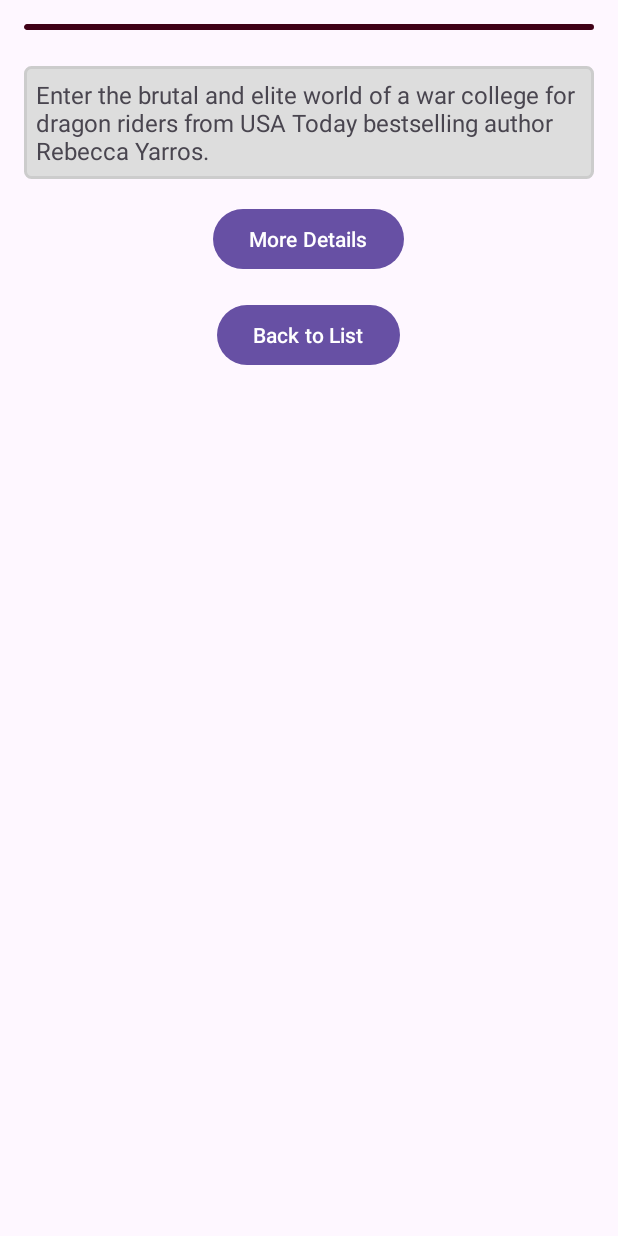
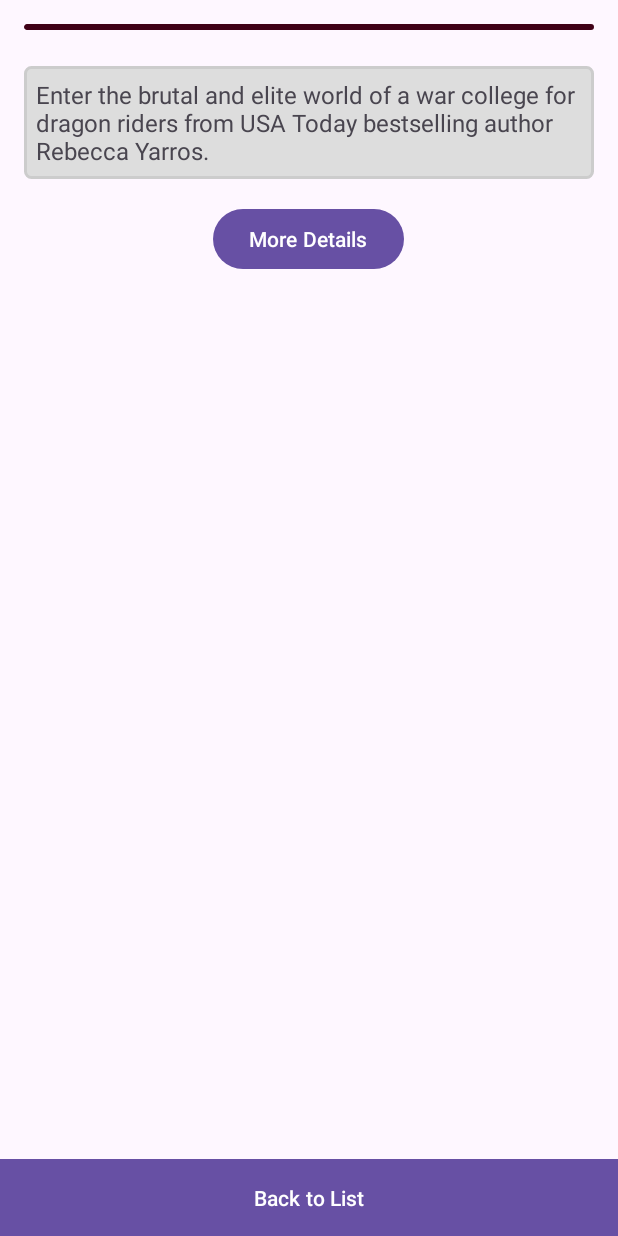
Before and after one commit to MariaBiserica/Android-Book-Club-Multiple-Activity-App, an Android app: the screen it shows after launch (BookDetailsActivity2), after a tap on "Fourth Wing", on a phone screen of 412 x 824 dp. Run offline under Robolectric (Android 15) with nearby library versions, the phone set to English and light mode, and no system bars.

Commit message:
Updated book details and coordinated app layout.

```diff
--- a/BookClubMultipleActivityApp/app/src/main/res/layout/activity_book_details.xml
+++ b/BookClubMultipleActivityApp/app/src/main/res/layout/activity_book_details.xml
@@ -1,6 +1,13 @@
-<ScrollView xmlns:android="http://schemas.android.com/apk/res/android"
+<?xml version="1.0" encoding="utf-8"?>
+<RelativeLayout xmlns:android="http://schemas.android.com/apk/res/android"
+    android:layout_width="match_parent"
+    android:layout_height="match_parent">
+
+    <ScrollView
+        android:id="@+id/scrollView"
         android:layout_width="match_parent"
         android:layout_height="match_parent"
+        android:layout_above="@+id/backButton"
         android:fillViewport="true">
 
         <LinearLayout
@@ -44,13 +51,17 @@
                 android:layout_marginTop="16dp"
                 android:layout_gravity="center_horizontal"/>
 
+        </LinearLayout>
+    </ScrollView>
+
     <Button
         android:id="@+id/backButton"
-            android:layout_width="wrap_content"
+        android:layout_width="match_parent"
         android:layout_height="wrap_content"
+        android:layout_alignParentBottom="true"
         android:text="Back to List"
-            android:layout_marginTop="16dp"
-            android:layout_gravity="center_horizontal"/>
+        android:background="@color/green"
+        android:padding="12dp"
+        android:textAllCaps="false" />
 
-    </LinearLayout>
-</ScrollView>
+</RelativeLayout>
--- a/BookClubMultipleActivityApp/app/src/main/res/layout/activity_book_details_extended.xml
+++ b/BookClubMultipleActivityApp/app/src/main/res/layout/activity_book_details_extended.xml
@@ -94,7 +94,7 @@
                 android:id="@+id/view_reviews_button"
                 android:layout_width="wrap_content"
                 android:layout_height="wrap_content"
-                android:text="View Reviews"
+                android:text="View Reviews and More"
                 android:layout_marginTop="8dp"/>
         </LinearLayout>
     </ScrollView>
--- a/BookClubMultipleActivityApp/app/src/main/res/layout/activity_web_info.xml
+++ b/BookClubMultipleActivityApp/app/src/main/res/layout/activity_web_info.xml
@@ -13,6 +13,9 @@
         android:layout_width="match_parent"
         android:layout_height="wrap_content"
         android:layout_alignParentBottom="true"
-        android:text="Go Back" />
+        android:text="Go Back"
+        android:background="@color/green"
+        android:padding="12dp"
+        android:textAllCaps="false" />
 
 </RelativeLayout>
--- a/BookClubMultipleActivityApp/app/src/main/res/xml/books_data.xml
+++ b/BookClubMultipleActivityApp/app/src/main/res/xml/books_data.xml
@@ -1,7 +1,7 @@
 <?xml version="1.0" encoding="utf-8"?>
 <!DOCTYPE books [
     <!ELEMENT books (book)*>
-    <!ELEMENT book (title, author, genre, icon, cover, briefDescription, fullDescription, rating, numberOfRatings, numberOfReviews, numberOfPages, publishingDate)*>
+    <!ELEMENT book (title, author, genre, icon, cover, briefDescription, fullDescription, rating, numberOfRatings, numberOfReviews, numberOfPages, publishingDate, reviewUrl)*>
     <!ELEMENT title (#PCDATA)>
     <!ELEMENT author (#PCDATA)>
     <!ELEMENT genre (#PCDATA)>
@@ -14,6 +14,7 @@
     <!ELEMENT numberOfReviews (#PCDATA)>
     <!ELEMENT numberOfPages (#PCDATA)>
     <!ELEMENT publishingDate (#PCDATA)>
+    <!ELEMENT reviewUrl (#PCDATA)>
     ]>
 <books>
     <book>
@@ -41,6 +42,7 @@
         <numberOfReviews>199534</numberOfReviews>
         <numberOfPages>498</numberOfPages>
         <publishingDate>May 2, 2023</publishingDate>
+        <reviewUrl>https://www.goodreads.com/book/show/61431922-fourth-wing?ref=nav_sb_ss_2_7</reviewUrl>
     </book>
     <book>
         <title>Happy Place</title>
@@ -63,6 +65,7 @@
         <numberOfReviews>92470</numberOfReviews>
         <numberOfPages>400</numberOfPages>
         <publishingDate>April 25, 2023</publishingDate>
+        <reviewUrl>https://www.goodreads.com/book/show/61718053-happy-place?ref=nav_sb_ss_1_7</reviewUrl>
     </book>
     <book>
         <title>Iron Flame</title>
@@ -87,6 +90,7 @@
         <numberOfReviews>106034</numberOfReviews>
         <numberOfPages>640</numberOfPages>
         <publishingDate>November 7, 2023</publishingDate>
+        <reviewUrl>https://www.goodreads.com/book/show/90202302-iron-flame?ref=nav_sb_ss_1_7</reviewUrl>
     </book>
     <book>
         <title>The Housemaid's Secret</title>
@@ -105,6 +109,7 @@
         <numberOfReviews>33632</numberOfReviews>
         <numberOfPages>318</numberOfPages>
         <publishingDate>February 15, 2023</publishingDate>
+        <reviewUrl>https://www.goodreads.com/book/show/62848145-the-housemaid-s-secret?ref=nav_sb_ss_2_12</reviewUrl>
     </book>
     <book>
         <title>The Gilded Wolves</title>
@@ -125,6 +130,7 @@
         <numberOfReviews>10291</numberOfReviews>
         <numberOfPages>388</numberOfPages>
         <publishingDate>January 15, 2019</publishingDate>
+        <reviewUrl>https://www.goodreads.com/book/show/39863498-the-gilded-wolves?ref=nav_sb_ss_2_10</reviewUrl>
     </book>
     <book>
         <title>The Echo Wife</title>
@@ -151,6 +157,7 @@
         <numberOfReviews>5915</numberOfReviews>
         <numberOfPages>256</numberOfPages>
         <publishingDate>February 16, 2021</publishingDate>
+        <reviewUrl>https://www.goodreads.com/book/show/52379735-the-echo-wife?ref=nav_sb_ss_1_13</reviewUrl>
     </book>
     <book>
         <title>The Hawthorne Legacy</title>
@@ -171,6 +178,7 @@
         <numberOfReviews>42062</numberOfReviews>
         <numberOfPages>380</numberOfPages>
         <publishingDate>September 7, 2021</publishingDate>
+        <reviewUrl>https://www.goodreads.com/book/show/50531218-the-hawthorne-legacy?ref=nav_sb_ss_3_7</reviewUrl>
     </book>
     <book>
         <title>The Book of Accidents</title>
@@ -197,6 +205,7 @@
         <numberOfReviews>3716</numberOfReviews>
         <numberOfPages>530</numberOfPages>
         <publishingDate>July 20, 2021</publishingDate>
+        <reviewUrl>https://www.goodreads.com/book/show/55782435-the-book-of-accidents?ref=nav_sb_ss_1_16</reviewUrl>
     </book>
     <book>
         <title>The Heart Principle</title>
@@ -215,6 +224,7 @@
         <numberOfReviews>15727</numberOfReviews>
         <numberOfPages>339</numberOfPages>
         <publishingDate>August 31, 2021</publishingDate>
+        <reviewUrl>https://www.goodreads.com/book/show/50056075-the-heart-principle?ref=nav_sb_ss_1_16</reviewUrl>
     </book>
     <book>
         <title>The Final Girl Support Group</title>
@@ -235,6 +245,7 @@
         <numberOfReviews>19646</numberOfReviews>
         <numberOfPages>352</numberOfPages>
         <publishingDate>July 13, 2021</publishingDate>
+        <reviewUrl>https://www.goodreads.com/book/show/55829194-the-final-girl-support-group?ref=nav_sb_ss_1_27</reviewUrl>
     </book>
     <book>
         <title>The Ex Hex</title>
@@ -255,6 +266,7 @@
         <numberOfReviews>29056</numberOfReviews>
         <numberOfPages>308</numberOfPages>
         <publishingDate>September 28, 2021</publishingDate>
+        <reviewUrl>https://www.goodreads.com/book/show/56554626-the-ex-hex?ref=nav_sb_ss_1_10</reviewUrl>
     </book>
     <book>
         <title>The Soulmate Equation</title>
@@ -275,6 +287,7 @@
         <numberOfReviews>25910</numberOfReviews>
         <numberOfPages>416</numberOfPages>
         <publishingDate>May 28, 2021</publishingDate>
+        <reviewUrl>https://www.goodreads.com/book/show/58438593-the-soulmate-equation?ref=nav_sb_ss_1_12</reviewUrl>
     </book>
     <book>
         <title>The Inheritance of Orquídea Divina</title>
@@ -291,6 +304,7 @@
         <numberOfReviews>4858</numberOfReviews>
         <numberOfPages>336</numberOfPages>
         <publishingDate>September 7, 2021</publishingDate>
+        <reviewUrl>https://www.goodreads.com/book/show/56898076-the-inheritance-of-orqu-dea-divina?ref=nav_sb_ss_1_5</reviewUrl>
     </book>
     <book>
         <title>The Bone Season</title>
@@ -309,6 +323,7 @@
         <numberOfReviews>11611</numberOfReviews>
         <numberOfPages>466</numberOfPages>
         <publishingDate>August 20, 2013</publishingDate>
+        <reviewUrl>https://www.goodreads.com/book/show/17199504-the-bone-season?ref=nav_sb_ss_2_11</reviewUrl>
     </book>
     <book>
         <title>Spare</title>
@@ -333,6 +348,7 @@
         <numberOfReviews>39053</numberOfReviews>
         <numberOfPages>410</numberOfPages>
         <publishingDate>January 10, 2023</publishingDate>
+        <reviewUrl>https://www.goodreads.com/book/show/62296528-spare?ref=nav_sb_ss_1_5</reviewUrl>
     </book>
     <book>
         <title>The Last Graduate</title>
@@ -349,6 +365,7 @@
         <numberOfReviews>12126</numberOfReviews>
         <numberOfPages>388</numberOfPages>
         <publishingDate>September 28, 2021</publishingDate>
+        <reviewUrl>https://www.goodreads.com/book/show/55559887-the-last-graduate?ref=nav_sb_ss_1_17</reviewUrl>
     </book>
     <book>
         <title>The Last House on Needless Street</title>
@@ -372,6 +389,7 @@
         <numberOfReviews>16634</numberOfReviews>
         <numberOfPages>335</numberOfPages>
         <publishingDate>March 18, 2021</publishingDate>
+        <reviewUrl>https://www.goodreads.com/book/show/54621094-the-last-house-on-needless-street?ref=nav_sb_ss_1_14</reviewUrl>
     </book>
     <book>
         <title>The Last Chance Library</title>
@@ -392,6 +410,7 @@
         <numberOfReviews>4125</numberOfReviews>
         <numberOfPages>336</numberOfPages>
         <publishingDate>August 31, 2021</publishingDate>
+        <reviewUrl>https://www.goodreads.com/book/show/56377192-the-last-chance-library?ref=nav_sb_ss_1_16</reviewUrl>
     </book>
     <book>
         <title>The Last Legacy</title>
@@ -410,6 +429,7 @@
         <numberOfReviews>1420</numberOfReviews>
         <numberOfPages>322</numberOfPages>
         <publishingDate>September 7, 2021</publishingDate>
+        <reviewUrl>https://www.goodreads.com/book/show/56269227-the-last-legacy?ref=nav_sb_ss_1_15</reviewUrl>
     </book>
     <book>
         <title>The Last Fallen Star</title>
@@ -435,6 +455,7 @@
         <numberOfReviews>657</numberOfReviews>
         <numberOfPages>336</numberOfPages>
         <publishingDate>May 4, 2021</publishingDate>
+        <reviewUrl>https://www.goodreads.com/book/show/55277625-the-last-fallen-star?ref=nav_sb_ss_1_15</reviewUrl>
     </book>
     <book>
         <title>The Last Duel</title>
@@ -455,6 +476,7 @@
         <numberOfReviews>804</numberOfReviews>
         <numberOfPages>242</numberOfPages>
         <publishingDate>October 12, 2004</publishingDate>
+        <reviewUrl>https://www.goodreads.com/book/show/438538.The_Last_Duel?ref=nav_sb_ss_1_13</reviewUrl>
     </book>
     <book>
         <title>The Last Chance Hotel</title>
@@ -473,6 +495,7 @@
         <numberOfReviews>304</numberOfReviews>
         <numberOfPages>336</numberOfPages>
         <publishingDate>June 7, 2018</publishingDate>
+        <reviewUrl>https://www.goodreads.com/book/show/39934901-the-last-chance-hotel?ref=nav_sb_ss_1_21</reviewUrl>
     </book>
     <book>
         <title>The Last Bookshop in London</title>
@@ -491,6 +514,7 @@
         <numberOfReviews>7679</numberOfReviews>
         <numberOfPages>325</numberOfPages>
         <publishingDate>April 6, 2021</publishingDate>
+        <reviewUrl>https://www.goodreads.com/book/show/53331577-the-last-bookshop-in-london?ref=nav_sb_ss_1_27</reviewUrl>
     </book>
     <book>
         <title>The Last Adventure of Constance Verity</title>
@@ -509,6 +533,7 @@
         <numberOfReviews>328</numberOfReviews>
         <numberOfPages>384</numberOfPages>
         <publishingDate>June 14, 2016</publishingDate>
+        <reviewUrl>https://www.goodreads.com/book/show/26869939-the-last-adventure-of-constance-verity?ref=nav_sb_ss_1_16</reviewUrl>
     </book>
     <book>
         <title>The Last Affair</title>
@@ -535,6 +560,7 @@
         <numberOfReviews>509</numberOfReviews>
         <numberOfPages>336</numberOfPages>
         <publishingDate>November 26, 2019</publishingDate>
+        <reviewUrl>https://www.goodreads.com/book/show/43483465-the-last-affair?ref=nav_sb_ss_1_14</reviewUrl>
     </book>
     <book>
         <title>The Last Act</title>
@@ -555,5 +581,6 @@
         <numberOfReviews>249</numberOfReviews>
         <numberOfPages>371</numberOfPages>
         <publishingDate>March 12, 2019</publishingDate>
+        <reviewUrl>https://www.goodreads.com/book/show/40915204-the-last-act?ref=nav_sb_ss_3_12</reviewUrl>
     </book>
 </books>
```
Lines whose indentation alone changed are shown as unchanged.
